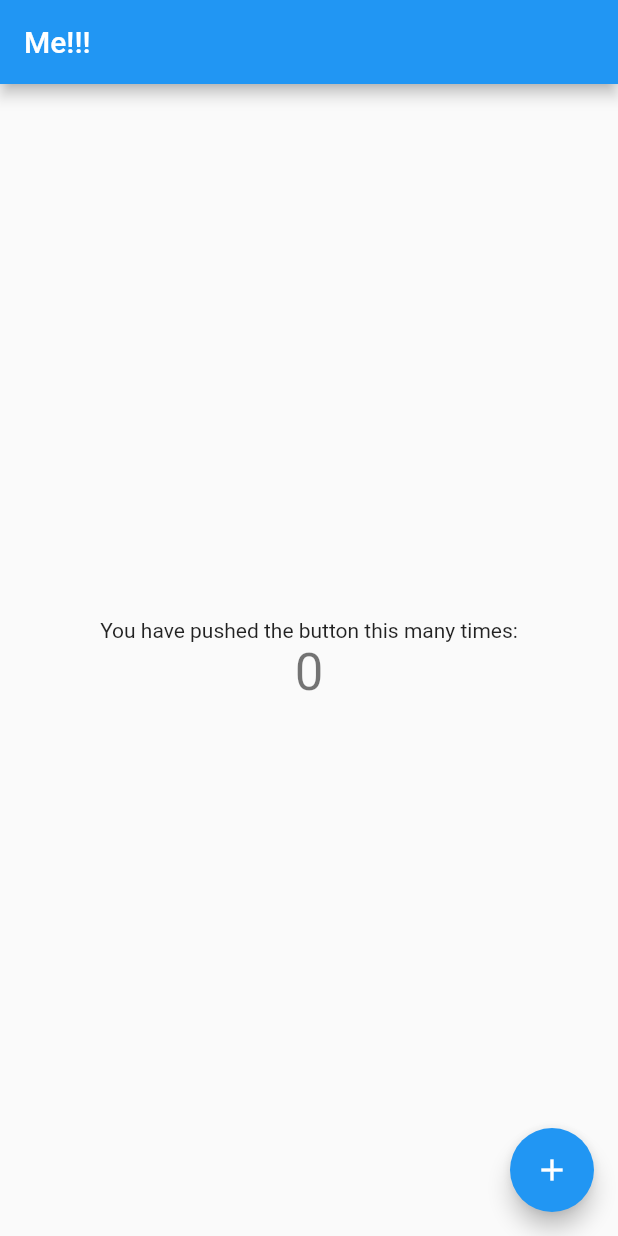
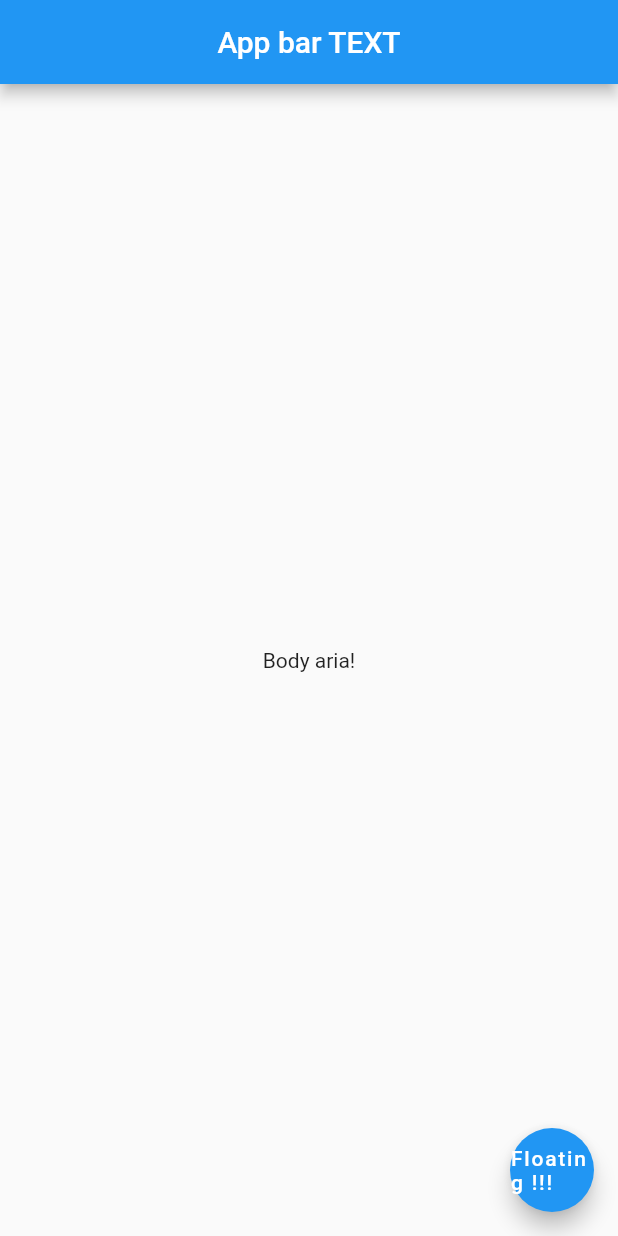
Before and after one commit to dev-sharan/hello_world, a Flutter app: the screen it shows after launch, on a phone screen of 412 x 824 dp. Run offline on Flutter 3.47's test engine with Material 2 defaults, Android fonts, the phone set to English and light mode, and no system bars.

Commit message:
basic home scaffold layout

```diff
--- a/lib/main.dart
+++ b/lib/main.dart
@@ -1,108 +1,16 @@
 import 'package:flutter/material.dart';
 
-void main() {
-  runApp(MyApp());
-}
-
-class MyApp extends StatelessWidget {
-  // This widget is the root of your application.
-  @override
-  Widget build(BuildContext context) {
-    return MaterialApp(
-      title: 'Is it working!',
-      theme: ThemeData(
-        primarySwatch: Colors.blue,
-        // This makes the visual density adapt to the platform that you run
-        // the app on. For desktop platforms, the controls will be smaller and
-        // closer together (more dense) than on mobile platforms.
-        visualDensity: VisualDensity.adaptivePlatformDensity,
-      ),
-      home: MyHomePage(title: 'Me!!!'),
-    );
-  }
-}
-
-class MyHomePage extends StatefulWidget {
-  MyHomePage({Key key, this.title}) : super(key: key);
-
-  // This widget is the home page of your application. It is stateful, meaning
-  // that it has a State object (defined below) that contains fields that affect
-  // how it looks.
-
-  // This class is the configuration for the state. It holds the values (in this
-  // case the title) provided by the parent (in this case the App widget) and
-  // used by the build method of the State. Fields in a Widget subclass are
-  // always marked "final".
-
-  final String title;
-
-  @override
-  _MyHomePageState createState() => _MyHomePageState();
-}
-
-class _MyHomePageState extends State<MyHomePage> {
-  int _counter = 0;
-
-  void _incrementCounter() {
-    setState(() {
-      // This call to setState tells the Flutter framework that something has
-      // changed in this State, which causes it to rerun the build method below
-      // so that the display can reflect the updated values. If we changed
-      // _counter without calling setState(), then the build method would not be
-      // called again, and so nothing would appear to happen.
-      _counter++;
-    });
-  }
-
-  @override
-  Widget build(BuildContext context) {
-    // This method is rerun every time setState is called, for instance as done
-    // by the _incrementCounter method above.
-    //
-    // The Flutter framework has been optimized to make rerunning build methods
-    // fast, so that you can just rebuild anything that needs updating rather
-    // than having to individually change instances of widgets.
-    return Scaffold(
-      appBar: AppBar(
-        // Here we take the value from the MyHomePage object that was created by
-        // the App.build method, and use it to set our appbar title.
-        title: Text(widget.title),
-      ),
-      body: Center(
-        // Center is a layout widget. It takes a single child and positions it
-        // in the middle of the parent.
-        child: Column(
-          // Column is also a layout widget. It takes a list of children and
-          // arranges them vertically. By default, it sizes itself to fit its
-          // children horizontally, and tries to be as tall as its parent.
-          //
-          // Invoke "debug painting" (press "p" in the console, choose the
-          // "Toggle Debug Paint" action from the Flutter Inspector in Android
-          // Studio, or the "Toggle Debug Paint" command in Visual Studio Code)
-          // to see the wireframe for each widget.
-          //
-          // Column has various properties to control how it sizes itself and
-          // how it positions its children. Here we use mainAxisAlignment to
-          // center the children vertically; the main axis here is the vertical
-          // axis because Columns are vertical (the cross axis would be
-          // horizontal).
-          mainAxisAlignment: MainAxisAlignment.center,
-          children: <Widget>[
-            Text(
-              'You have pushed the button this many times:',
-            ),
-            Text(
-              '$_counter',
-              style: Theme.of(context).textTheme.headline4,
-            ),
-          ],
-        ),
+void main() => runApp(MaterialApp(
+  home: Scaffold(
+    appBar: AppBar(
+      title: Text("App bar TEXT"),
+      centerTitle: true,
+    ),
+    body: Center(
+      child: Text("Body aria!"),
       ),
       floatingActionButton: FloatingActionButton(
-        onPressed: _incrementCounter,
-        tooltip: 'Increment',
-        child: Icon(Icons.add),
-      ), // This trailing comma makes auto-formatting nicer for build methods.
-    );
-  }
-}
+        child: Text("Floating !!!"),
+      ),
+    ),
+));
```
Also changed, not shown: 1 other file.
